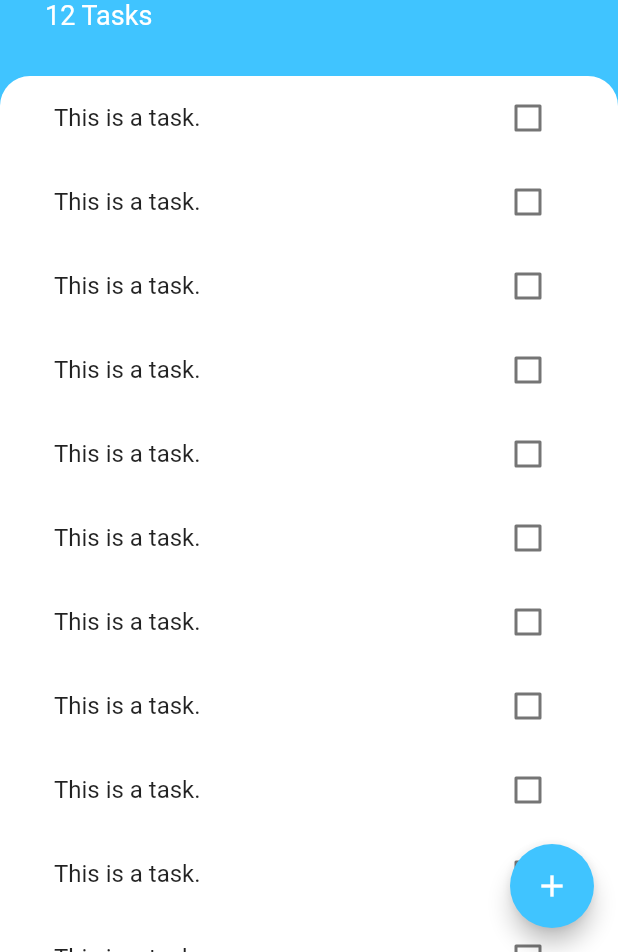
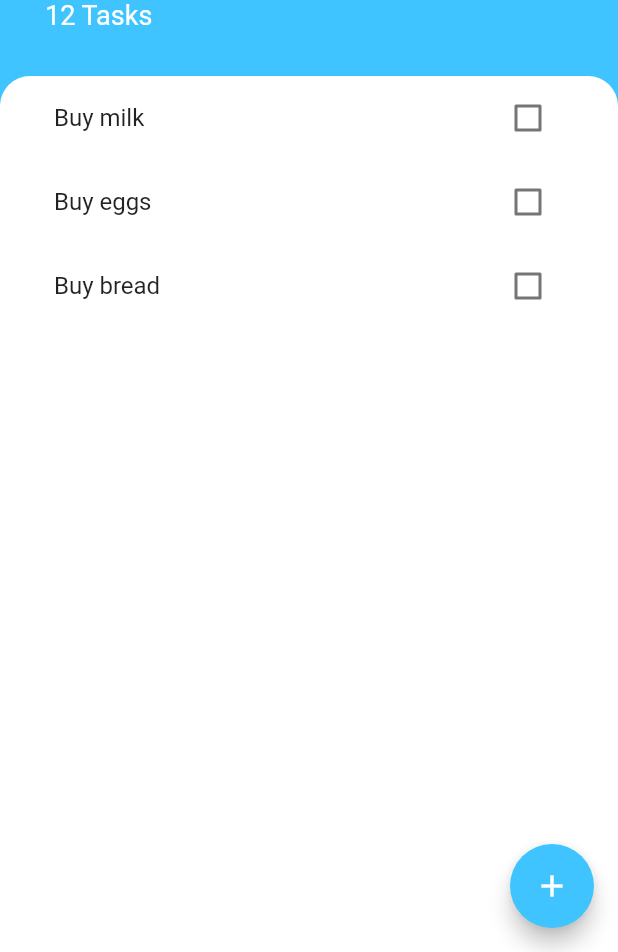
Before and after one commit to HarmanSran/clothing, a Flutter app: the screen it shows after launch, on a phone screen of 412 x 824 dp, the part 284-1236 px from its top. Run offline on Flutter 3.47's test engine with Material 2 defaults, Android fonts, the light colour scheme and no system bars; our stand-ins replace animated_text_kit, audioplayers, cloud_firestore, firebase_auth, firebase_core, flutter_spinkit and 4 more; accounts and stored records are empty.

Commit message:
use list view builder

```diff
--- /dev/null
+++ b/todoey/lib/models/task.dart
@@ -0,0 +1,10 @@
+class Task {
+  final String name;
+  bool isDone;
+
+  Task({required this.name, this.isDone = false});
+
+  void toggleDone() {
+    isDone = !isDone;
+  }
+}
--- a/todoey/lib/widgets/tasks_list.dart
+++ b/todoey/lib/widgets/tasks_list.dart
@@ -1,31 +1,38 @@
 import 'package:flutter/material.dart';
+import 'package:todoey/models/task.dart';
 import 'package:todoey/widgets/tasks_tile.dart';
 
-class TasksList extends StatelessWidget {
+class TasksList extends StatefulWidget {
   const TasksList({
     Key? key,
   }) : super(key: key);
 
   @override
+  State<TasksList> createState() => _TasksListState();
+}
+
+class _TasksListState extends State<TasksList> {
+  List<Task> tasks = [
+    Task(name: 'Buy milk'),
+    Task(name: 'Buy eggs'),
+    Task(name: 'Buy bread'),
+  ];
+
+  @override
   Widget build(BuildContext context) {
-    return ListView(
-      children: [
-        TaskTile(),
-        TaskTile(),
-        TaskTile(),
-        TaskTile(),
-        TaskTile(),
-        TaskTile(),
-        TaskTile(),
-        TaskTile(),
-        TaskTile(),
-        TaskTile(),
-        TaskTile(),
-        TaskTile(),
-        TaskTile(),
-        TaskTile(),
-        TaskTile(),
-      ],
+    return ListView.builder(
+      itemCount: tasks.length,
+      itemBuilder: (context, index) {
+        return TaskTile(
+          isChecked: tasks[index].isDone,
+          taskTitle: tasks[index].name,
+          onToggle: (newValue) {
+            setState(() {
+              tasks[index].toggleDone();
+            });
+          },
+        );
+      },
     );
   }
 }
--- a/todoey/lib/widgets/tasks_tile.dart
+++ b/todoey/lib/widgets/tasks_tile.dart
@@ -1,46 +1,30 @@
 import 'package:flutter/material.dart';
 
-class TaskTile extends StatefulWidget {
-  @override
-  State<TaskTile> createState() => _TaskTileState();
-}
+class TaskTile extends StatelessWidget {
+  final bool isChecked;
+  final String taskTitle;
+  final Function(bool?) onToggle;
 
-class _TaskTileState extends State<TaskTile> {
-  bool isChecked = false;
-
-  void handleToggle(bool? newCheckboxState) {
-    setState(() {
-      isChecked = newCheckboxState ?? false;
-    });
-  }
+  const TaskTile({
+    Key? key,
+    required this.isChecked,
+    required this.taskTitle,
+    required this.onToggle,
+  }) : super(key: key);
 
   @override
   Widget build(BuildContext context) {
     return ListTile(
       title: Text(
-        'This is a task.',
+        taskTitle,
         style: TextStyle(
             decoration: isChecked ? TextDecoration.lineThrough : null),
       ),
-      trailing: TaskCheckbox(checkboxState: isChecked, onToggle: handleToggle),
+      trailing: Checkbox(
+        activeColor: Colors.lightBlueAccent,
+        onChanged: onToggle,
+        value: isChecked,
+      ),
     );
   }
 }
-
-class TaskCheckbox extends StatelessWidget {
-  final bool checkboxState;
-  final Function(bool?) onToggle;
-
-  const TaskCheckbox(
-      {Key? key, required this.checkboxState, required this.onToggle})
-      : super(key: key);
-
-  @override
-  Widget build(BuildContext context) {
-    return Checkbox(
-      activeColor: Colors.lightBlueAccent,
-      onChanged: onToggle,
-      value: checkboxState,
-    );
-  }
-}
```
